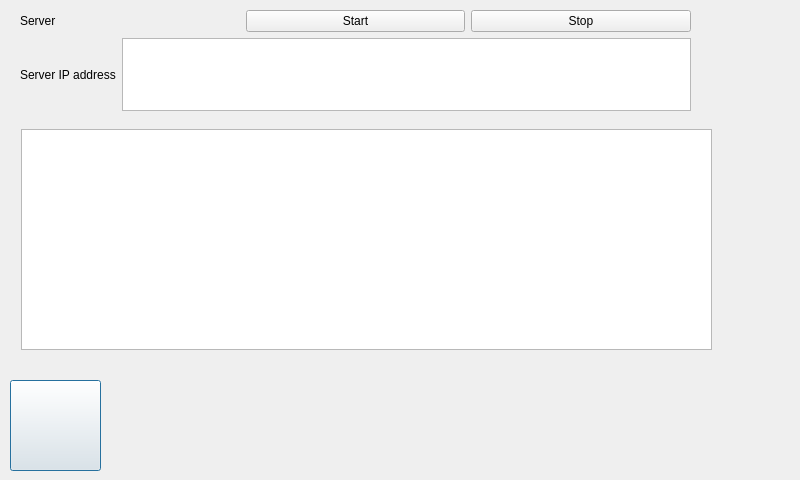
Old version of the form ClientApp/qt/serverwindow.ui in the repository re3Dprinting/touchscreen.
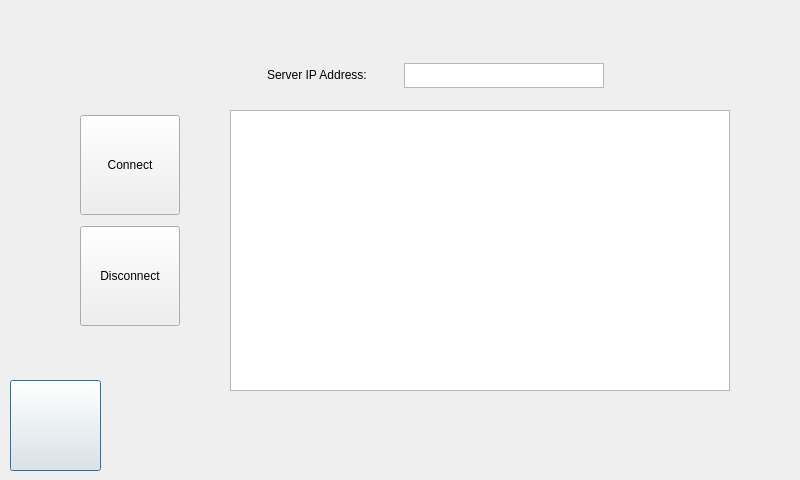
New version of the form. Icons and pictures are not drawn.

Commit message: server side implementation, connect to server button linked

```diff
--- a/ClientApp/qt/serverwindow.ui
+++ b/ClientApp/qt/serverwindow.ui
@@ -48,64 +48,110 @@
     </size>
    </property>
   </widget>
-  <widget class="QTextBrowser" name="ServerOutput">
+  <widget class="QWidget" name="">
    <property name="geometry">
     <rect>
-     <x>21</x>
-     <y>129</y>
-     <width>691</width>
+     <x>80</x>
+     <y>110</y>
+     <width>131</width>
      <height>221</height>
     </rect>
    </property>
+   <layout class="QVBoxLayout" name="verticalLayout">
+    <item>
+     <widget class="QPushButton" name="ConnectServer">
+      <property name="maximumSize">
+       <size>
+        <width>100</width>
+        <height>100</height>
+       </size>
+      </property>
+      <property name="text">
+       <string>Connect</string>
+      </property>
+     </widget>
+    </item>
+    <item>
+     <widget class="QPushButton" name="DisconnectServer">
+      <property name="maximumSize">
+       <size>
+        <width>100</width>
+        <height>100</height>
+       </size>
+      </property>
+      <property name="text">
+       <string>Disconnect</string>
+      </property>
+     </widget>
+    </item>
+   </layout>
   </widget>
-  <widget class="QWidget" name="layoutWidget">
+  <widget class="QTextBrowser" name="ServerOutput">
    <property name="geometry">
     <rect>
-     <x>20</x>
-     <y>10</y>
-     <width>671</width>
-     <height>101</height>
+     <x>230</x>
+     <y>110</y>
+     <width>500</width>
+     <height>281</height>
     </rect>
    </property>
-   <layout class="QVBoxLayout" name="verticalLayout_2">
+   <property name="sizePolicy">
+    <sizepolicy hsizetype="Fixed" vsizetype="Expanding">
+     <horstretch>0</horstretch>
+     <verstretch>0</verstretch>
+    </sizepolicy>
+   </property>
+   <property name="maximumSize">
+    <size>
+     <width>500</width>
+     <height>1000</height>
+    </size>
+   </property>
+  </widget>
+  <widget class="QWidget" name="">
+   <property name="geometry">
+    <rect>
+     <x>240</x>
+     <y>50</y>
+     <width>391</width>
+     <height>51</height>
+    </rect>
+   </property>
+   <layout class="QHBoxLayout" name="horizontalLayout">
     <item>
-     <layout class="QHBoxLayout" name="horizontalLayout_2">
-      <item>
-       <widget class="QLabel" name="ServerLabel">
-        <property name="text">
-         <string>Server</string>
-        </property>
-       </widget>
-      </item>
-      <item>
-       <widget class="QPushButton" name="StartServer">
-        <property name="text">
-         <string>Start</string>
-        </property>
-       </widget>
-      </item>
-      <item>
-       <widget class="QPushButton" name="StopServer">
-        <property name="text">
-         <string>Stop</string>
-        </property>
-       </widget>
-      </item>
-     </layout>
+     <widget class="QLabel" name="IPLabel">
+      <property name="sizePolicy">
+       <sizepolicy hsizetype="Fixed" vsizetype="Fixed">
+        <horstretch>0</horstretch>
+        <verstretch>0</verstretch>
+       </sizepolicy>
+      </property>
+      <property name="text">
+       <string>Server IP Address: </string>
+      </property>
+     </widget>
     </item>
     <item>
-     <layout class="QHBoxLayout" name="horizontalLayout_5">
-      <item>
-       <widget class="QLabel" name="IPLabel">
-        <property name="text">
-         <string>Server IP address</string>
-        </property>
-       </widget>
-      </item>
-      <item>
-       <widget class="QTextBrowser" name="IPText"/>
-      </item>
-     </layout>
+     <widget class="QTextEdit" name="IPText">
+      <property name="sizePolicy">
+       <sizepolicy hsizetype="Expanding" vsizetype="Minimum">
+        <horstretch>0</horstretch>
+        <verstretch>0</verstretch>
+       </sizepolicy>
+      </property>
+      <property name="maximumSize">
+       <size>
+        <width>200</width>
+        <height>25</height>
+       </size>
+      </property>
+      <property name="verticalScrollBarPolicy">
+       <enum>Qt::ScrollBarAlwaysOff</enum>
+      </property>
+      <property name="horizontalScrollBarPolicy">
+       <enum>Qt::ScrollBarAlwaysOff</enum>
+      </property>
+     </widget>
     </item>
    </layout>
   </widget>
```
Left out of the diff: 4 changed lines with no effect on the pictures. The commit also changes 9 other files.
